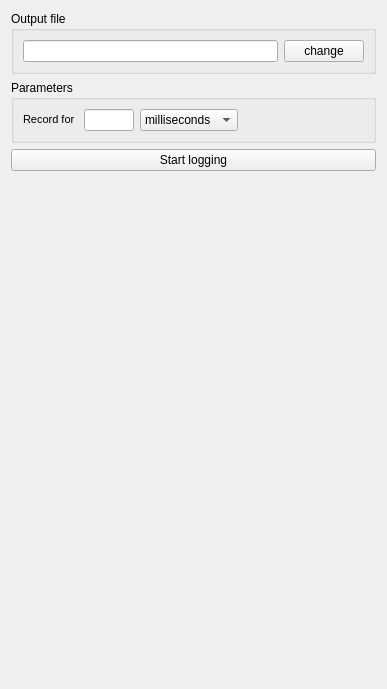
Old version of the form Modules/IGTUI/Qmitk/QmitkIGTLoggerWidgetControls.ui in the repository MITK/MITK.
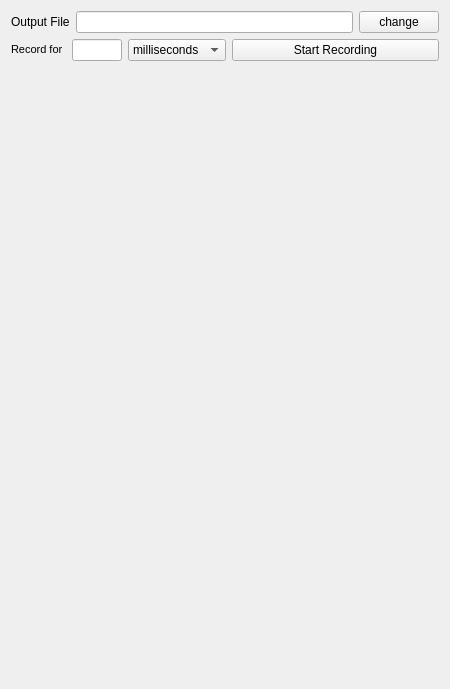
New version of the form. Icons and pictures are not drawn.

Commit message: ENH (#3264): Made little changes to layout and made record button checkable. Also stop recording is now possible in any mode at any time.

What changed in the file:
```diff
--- a/Modules/IGTUI/Qmitk/QmitkIGTLoggerWidgetControls.ui
+++ b/Modules/IGTUI/Qmitk/QmitkIGTLoggerWidgetControls.ui
@@ -6,7 +6,7 @@
    <rect>
     <x>0</x>
     <y>0</y>
-    <width>387</width>
+    <width>450</width>
     <height>689</height>
    </rect>
   </property>
@@ -15,17 +15,15 @@
   </property>
   <layout class="QVBoxLayout" name="verticalLayout_3">
    <item>
-    <widget class="QGroupBox" name="groupBox">
-     <property name="title">
-      <string>Output file</string>
-     </property>
-     <layout class="QVBoxLayout" name="verticalLayout">
-      <item>
-       <layout class="QHBoxLayout" name="horizontalLayout_2">
-        <item>
-         <widget class="QLineEdit" name="m_leOutputFile"/>
-        </item>
-        <item>
+    <layout class="QGridLayout" name="gridLayout_2">
+     <item row="0" column="0">
+      <widget class="QLabel" name="label_2">
+       <property name="text">
+        <string>Output File</string>
+       </property>
+      </widget>
+     </item>
+     <item row="0" column="2">
          <widget class="QPushButton" name="m_pbLoadDir">
           <property name="maximumSize">
            <size>
@@ -47,19 +45,20 @@
           </property>
          </widget>
         </item>
-       </layout>
-      </item>
-     </layout>
-    </widget>
-   </item>
-   <item>
-    <widget class="QGroupBox" name="groupBox_2">
-     <property name="title">
-      <string>Parameters</string>
-     </property>
-     <layout class="QVBoxLayout" name="verticalLayout_2">
+     <item row="0" column="1">
+      <widget class="QLineEdit" name="m_leOutputFile">
+       <property name="minimumSize">
+        <size>
+         <width>200</width>
+         <height>0</height>
+        </size>
+       </property>
+      </widget>
+     </item>
+    </layout>
+   </item>
       <item>
-       <layout class="QHBoxLayout" name="horizontalLayout">
+    <layout class="QHBoxLayout" name="horizontalLayout_2">
         <item>
          <widget class="QLabel" name="label_11">
           <property name="text">
@@ -101,32 +100,23 @@
          </widget>
         </item>
         <item>
-         <spacer name="horizontalSpacer">
-          <property name="orientation">
-           <enum>Qt::Horizontal</enum>
-          </property>
-          <property name="sizeHint" stdset="0">
-           <size>
-            <width>40</width>
-            <height>20</height>
-           </size>
-          </property>
-         </spacer>
-        </item>
-       </layout>
-      </item>
-     </layout>
-    </widget>
-   </item>
-   <item>
-    <layout class="QHBoxLayout" name="horizontalLayout_3">
-     <item>
       <widget class="QPushButton" name="m_pbStartRecording">
+       <property name="sizePolicy">
+        <sizepolicy hsizetype="Expanding" vsizetype="Minimum">
+         <horstretch>0</horstretch>
+         <verstretch>0</verstretch>
+        </sizepolicy>
+       </property>
        <property name="text">
-        <string>Start logging</string>
+        <string>Start Recording</string>
+       </property>
+       <property name="icon">
+        <iconset resource="../resources/IGTUI.qrc">
+         <normaloff>:/IGTUI/record.png</normaloff>
+         <normalon>:/IGTUI/stop_recording.png</normalon>:/IGTUI/record.png</iconset>
        </property>
        <property name="checkable">
-        <bool>false</bool>
+        <bool>true</bool>
        </property>
       </widget>
      </item>
```
Left out of the diff: 4 changed lines with no effect on the pictures. Lines whose indentation alone changed are shown as unchanged. The commit also changes 2 other files.
